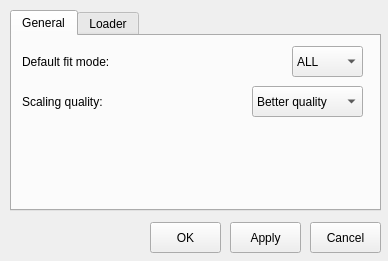
First picture: the form in settingsdialog.ui, repository do-i/thumbgrid, before the edit.
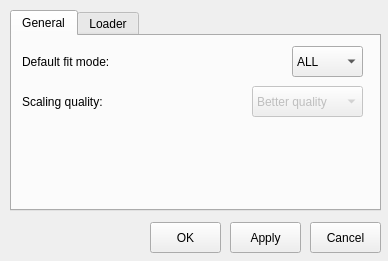
Second picture: the form after the edit.

Patch:
```diff
--- a/settingsdialog.ui
+++ b/settingsdialog.ui
@@ -125,6 +125,9 @@
      </property>
     </widget>
     <widget class="QComboBox" name="scalingQualityComboBox">
+     <property name="enabled">
+      <bool>false</bool>
+     </property>
      <property name="geometry">
       <rect>
        <x>240</x>
```
